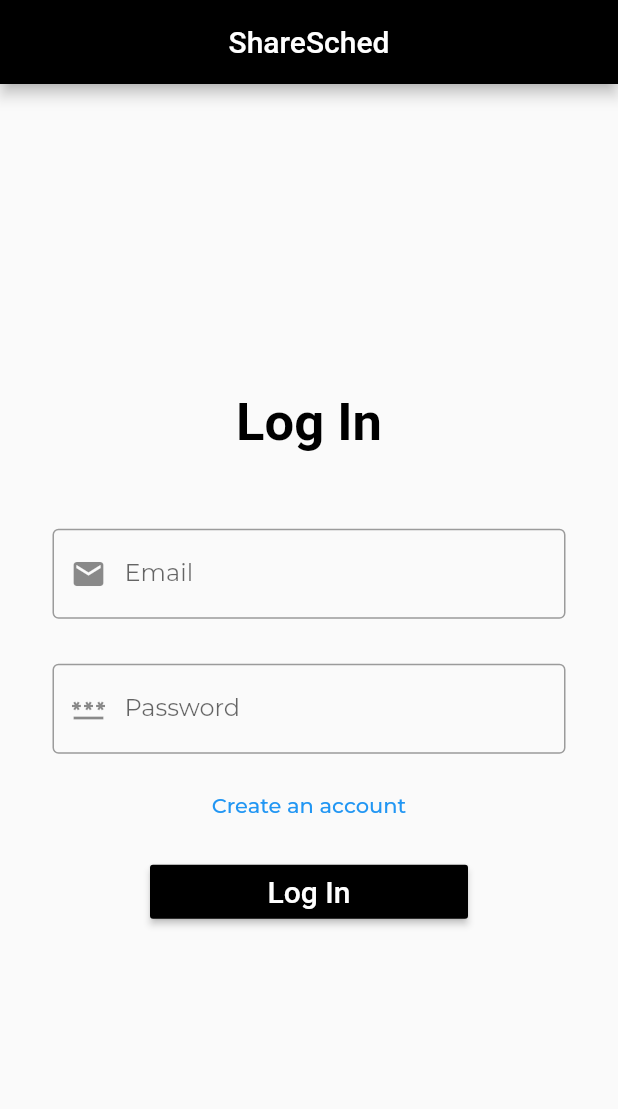
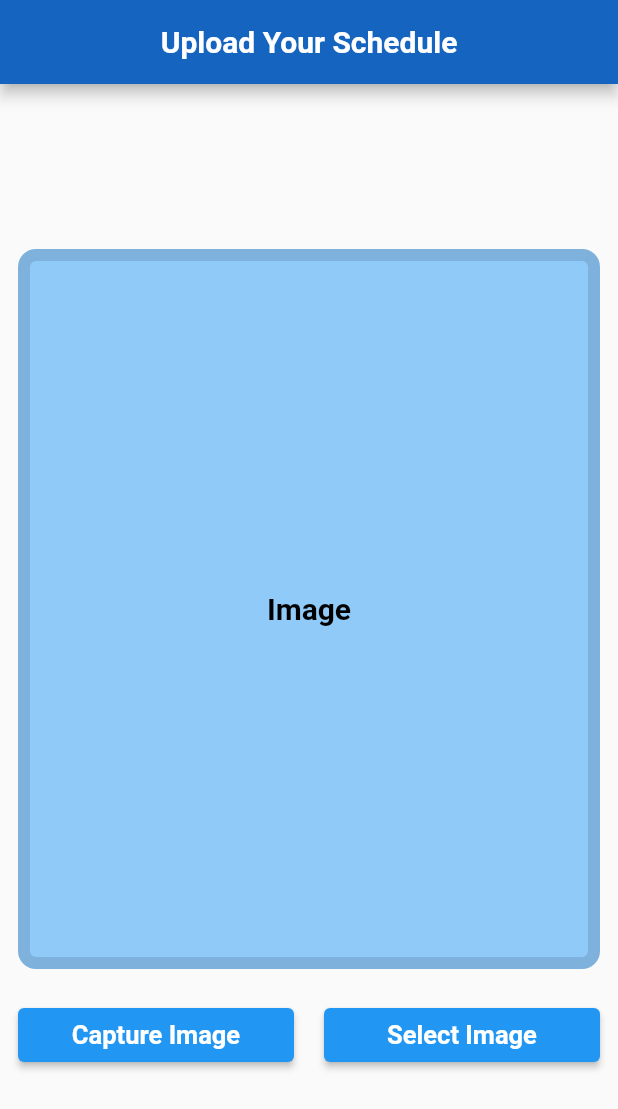
Before and after one commit to arcode35/ShareSched, a Flutter app: the screen it shows after launch, on a phone screen of 412 x 824 dp. Shown: the top 1109 px of the screen. Run offline on Flutter 3.47's test engine with Material 2 defaults, Android fonts, the phone set to English and light mode, and no system bars; our stand-ins replace cloud_firestore, firebase_auth, firebase_core, firebase_storage, google_fonts, image_picker; accounts and stored records are empty; Roboto replaces fonts that are missing (Exo).

Commit message:
test upload image to firebase storage

```diff
--- a/lib/main.dart
+++ b/lib/main.dart
@@ -1,51 +1,211 @@
-import 'package:firebase_core/firebase_core.dart';
+// import 'package:firebase_core/firebase_core.dart';
+// import 'package:flutter/material.dart';
+// import 'package:myapp/firebase_options.dart';
+// import 'package:myapp/pages/custom_widgets.dart';
+// import 'package:myapp/pages/wrapper.dart';
+// import 'pages/login.dart';
+// import 'package:cloud_firestore/cloud_firestore.dart';
+// import 'package:firebase_storage/firebase_storage.dart';
+
+// Future <void> main() async {
+//   WidgetsFlutterBinding.ensureInitialized();
+//   await Firebase.initializeApp(
+//     options: DefaultFirebaseOptions.currentPlatform,
+//   );
+//   // await FirebaseFirestore.instance.settings( // Initialize Firestore
+//   //   persistenceEnabled: true, // Enable local persistence
+//   // );
+
+//    // Initialize Firestore with settings
+//   FirebaseFirestore firestore = FirebaseFirestore.instance;
+//   firestore.settings = const Settings(
+//     persistenceEnabled: true, // Enable local persistence
+//     // Add more settings as needed
+//   );
+
+//   //Initialize Firebase Storage
+//   final storage = FirebaseStorage.instance;
+
+//   runApp(const MyApp());
+// }
+
+// class MyApp extends StatelessWidget {
+//   const MyApp({Key? key}) : super(key: key);
+
+//   @override
+//   Widget build(BuildContext context) {
+//     return const MaterialApp(
+//       home: Wrapper(),
+//     );
+//   }
+// }
+
+// class LoginScreen extends StatelessWidget {
+//   const LoginScreen({super.key});
+
+//   @override
+//   Widget build(BuildContext context) {
+//     return const Scaffold(
+//       appBar: CustomAppBar(),
+//       body: Center(
+//         child: LoginForm(),
+//       ),
+//     );
+//   }
+// }
+
+
+
+//FAIZAN CODE
+import 'dart:typed_data';
+
+import 'package:firebase_storage/firebase_storage.dart' as storage;
+
+import 'dart:io';
 import 'package:flutter/material.dart';
-import 'package:myapp/firebase_options.dart';
-import 'package:myapp/pages/custom_widgets.dart';
-import 'package:myapp/pages/wrapper.dart';
-import 'pages/login.dart';
-import 'package:cloud_firestore/cloud_firestore.dart';
+import 'package:image_picker/image_picker.dart';
+import 'package:google_fonts/google_fonts.dart';
+import 'package:myapp/services/storage.dart';
 
-Future <void> main() async {
-  WidgetsFlutterBinding.ensureInitialized();
-  await Firebase.initializeApp(
-    options: DefaultFirebaseOptions.currentPlatform,
-  );
-  // await FirebaseFirestore.instance.settings( // Initialize Firestore
-  //   persistenceEnabled: true, // Enable local persistence
-  // );
 
-   // Initialize Firestore with settings
-  FirebaseFirestore firestore = FirebaseFirestore.instance;
-  firestore.settings = const Settings(
-    persistenceEnabled: true, // Enable local persistence
-    // Add more settings as needed
-  );
-
-  runApp(const MyApp());
+void main() {
+  runApp(const MaterialApp(
+    home: UploadPic(),
+  ));
 }
 
-class MyApp extends StatelessWidget {
-  const MyApp({Key? key}) : super(key: key);
+class UploadPic extends StatefulWidget {
+  const UploadPic({Key? key}) : super(key: key);
+
+  @override
+  State<UploadPic> createState() => uploadpic();
+}
+
+class uploadpic extends State<UploadPic> {
+
+  File? imageFile;
 
   @override
   Widget build(BuildContext context) {
-    return const MaterialApp(
-      home: Wrapper(),
-    );
-  }
-}
+    return Scaffold(
+      appBar: AppBar(
+          title: Text(
+            'Upload Your Schedule',
+            style: GoogleFonts.exo(
+              color: Colors.white,
+              fontWeight: FontWeight.bold,
+            ),),
+          centerTitle: true, backgroundColor: Colors.blue[800]
 
-class LoginScreen extends StatelessWidget {
-  const LoginScreen({super.key});
-
-  @override
-  Widget build(BuildContext context) {
-    return const Scaffold(
-      appBar: CustomAppBar(),
-      body: Center(
-        child: LoginForm(),
+      ),
+      body: Padding(
+        padding: const EdgeInsets.all(12.0),
+        child: Column(
+          mainAxisAlignment: MainAxisAlignment.center,
+          children: [
+            if(imageFile != null)
+              Container(
+                width: 640,
+                height: 480,
+                alignment: Alignment.center,
+                decoration: BoxDecoration(
+                  color: Colors.grey,
+                  image: DecorationImage(
+                      image: FileImage(imageFile!),
+                      fit: BoxFit.cover
+                  ),
+                  border: Border.all(width: 8, color: Colors.black),
+                  borderRadius: BorderRadius.circular(12.0),
+                ),
+              )
+            else
+              Container(
+                  width: 640,
+                  height: 480,
+                  alignment: Alignment.center,
+                  decoration: BoxDecoration(
+                    color: Colors.blue[200],
+                    border: Border.all(width: 8, color: Colors.black12),
+                    borderRadius: BorderRadius.circular(12.0),
+                  ),
+                  child: Text('Image', style: GoogleFonts.exo(
+                    fontSize: 20,
+                    color: Colors.black,
+                    fontWeight: FontWeight.bold,),)
+              ),
+            const SizedBox(
+              height: 20,
+            ),
+            Row(
+              children: [
+                Expanded(
+                  child: ElevatedButton(
+                      onPressed: ()=> getImage(source: ImageSource.camera),
+                      child: Text('Capture Image', style: GoogleFonts.exo(
+                        fontSize: 17,
+                        color: Colors.white,
+                        fontWeight: FontWeight.bold,),)
+                  ),
+                ),
+                const SizedBox(width: 20,),
+                Expanded(
+                  child: ElevatedButton(
+                      onPressed: ()=> getImage(source: ImageSource.gallery),
+                      child: Text('Select Image', style: GoogleFonts.exo(
+                        fontSize: 17,
+                        color: Colors.white,
+                        fontWeight: FontWeight.bold,))
+                  ),
+                )
+              ],
+            ),
+          ],
+        ),
       ),
     );
   }
+
+  void getImage({required ImageSource source}) async {
+
+    final file = await ImagePicker().pickImage(
+        source: source,
+        maxWidth: 640,
+        maxHeight: 480,
+        imageQuality: 70 //0 - 100
+    );
+
+    if(file?.path != null){
+      setState(() {
+        imageFile = File(file!.path);
+      });
+    }
+  }
+//   void getImage({required ImageSource source}) async {
+//   final file = await ImagePicker().pickImage(
+//     source: source,
+//     maxWidth: 640,
+//     maxHeight: 480,
+//     imageQuality: 70,
+//   );
+
+//   if (file?.path != null) {
+//     setState(() {
+//       imageFile = File(file!.path);
+//     });
+
+//     if (imageFile != null) {
+//       final Uint8List imageBytes = await imageFile!.readAsBytes();
+//       final String uid = '3NKynT1nH0jmfJvcn50N'; // Replace with the user's unique ID
+
+//       try {
+//         final String imageUrl = await uploadImage(imageBytes, uid);
+//         // You can use imageUrl for further processing or storage reference.
+//       } catch (error) {
+//         // Handle any errors that occur during image upload.
+//         print('Error uploading image: $error');
+//       }
+//     }
+//   }
+// }
+
 }
--- /dev/null
+++ b/lib/services/storage.dart
@@ -0,0 +1,56 @@
+//function for uploading an image to firebase storage
+// import 'package:firebase_storage/firebase_storage.dart';
+// import { ref, uploadBytes } from 'firebase/storage';
+
+
+// // Create a storage reference from our app
+// StorageReference storageRef = storage.getReference();
+
+// // Create a reference to "mountains.jpg"
+// StorageReference mountainsRef = storageRef.child("mountains.jpg");
+
+// // Create a reference to 'images/mountains.jpg'
+// StorageReference mountainImagesRef = storageRef.child("images/mountains.jpg");
+
+// // While the file names are the same, the references point to different files
+// mountainsRef.getName().equals(mountainImagesRef.getName());    // true
+// mountainsRef.getPath().equals(mountainImagesRef.getPath());    // false
+
+
+
+// import 'package:firebase_storage/firebase_storage.dart';
+// //Initialize Firebase Storage
+//   final storage = FirebaseStorage.instance;
+//   final storageRef = storage.ref('gs://flutter-sharesched.appspot.com');
+
+// //const BUCKET_URL = "gs://flutter-sharesched.appspot.com";
+
+// export async function uploadImage(image, uid){
+
+//   const bucket = '${BUCKET_URL}/${uid}.jpg';
+//   const storageRef = ref(storage,bucket);
+//   await uploadBytes(storageRef, image);
+//   return bucket;
+// }
+
+// import the necessary Firebase Storage library.
+//initialize Firebase Storage using FirebaseStorage.instance.
+//The function uploadImage now accepts a Uint8List for the image data and a String for the user ID.
+//The bucket is constructed using string interpolation.
+//create a StorageReference using storage.refFromURL.
+//use await with putData to upload the image.
+//The function returns the bucket URL as a String
+
+import 'dart:typed_data';
+
+import 'package:firebase_storage/firebase_storage.dart';
+
+// Initialize Firebase Storage
+final storage = FirebaseStorage.instance;
+
+Future<String> uploadImage(Uint8List image, String uid) async {
+  final bucket = 'gs://flutter-sharesched.appspot.com/$uid.jpg';
+  final storageRef = storage.refFromURL(bucket);
+  await storageRef.putData(image);
+  return bucket;
+}
--- a/pubspec.yaml
+++ b/pubspec.yaml
@@ -41,6 +41,8 @@ dependencies:
   firebase_core: ^2.16.0
   firebase_auth: ^4.10.0
   cloud_firestore: ^4.9.2
+  firebase_storage: ^11.2.8
+  image_picker: ^1.0.4
 
 dev_dependencies:
   flutter_test:
```
Also changed, not shown: lib/services/firestore.dart (added, +72 -0 lines), lib/pages/upload_pic.dart (added), pubspec.lock, 5 other files.
